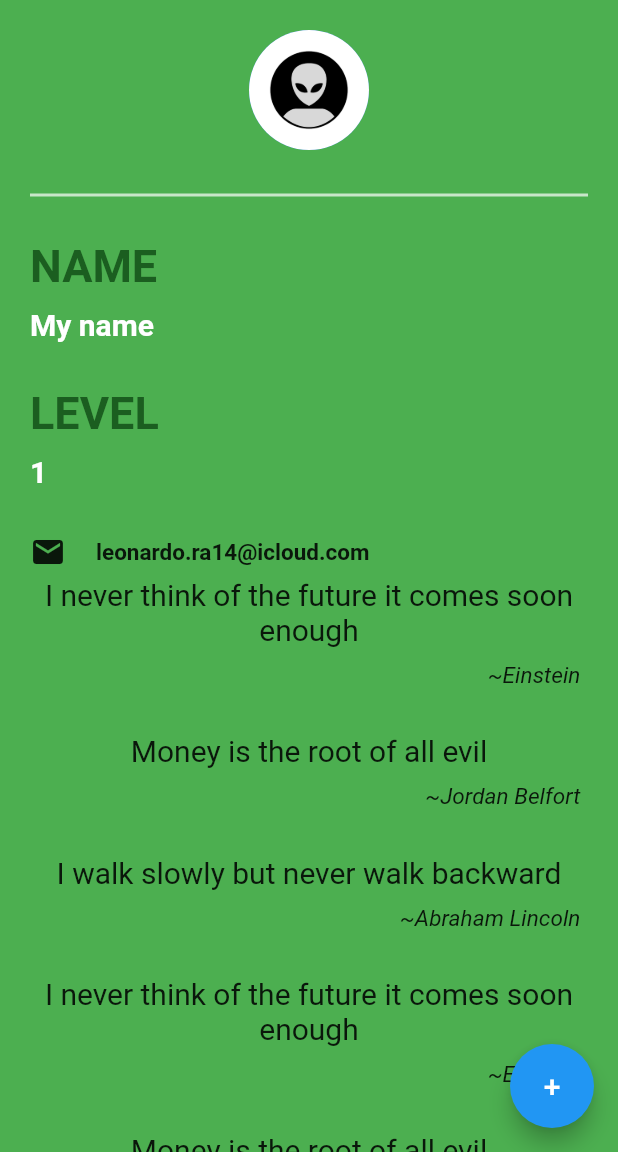
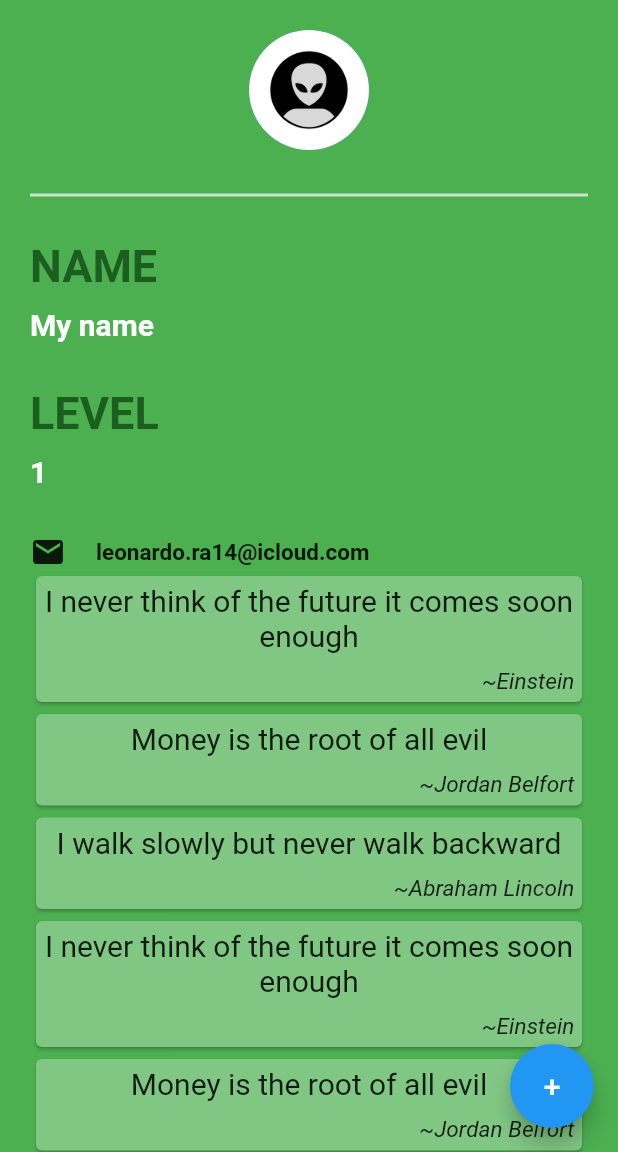
Before and after one commit to LnrdRmj/flutter_id_card, a Flutter app: the screen it shows after launch, after a tap on an icon or button, on a phone screen of 412 x 824 dp, the part 84-1236 px from its top. Run offline on Flutter 3.47's test engine with Material 2 defaults, Android fonts, the phone set to English and light mode, and no system bars.

Commit message:
Made a widget class for quotes

```diff
--- /dev/null
+++ b/lib/Quote/QuoteWidget.dart
@@ -0,0 +1,52 @@
+import 'package:flutter/cupertino.dart';
+import 'package:flutter/material.dart';
+
+import 'Quote.dart';
+
+class QuoteCard extends StatelessWidget {
+
+  final Quote quote;
+
+  const QuoteCard({
+    Key? key,
+    required this.quote
+  }) : super(key: key);
+
+  @override
+  Widget build(BuildContext context) {
+    return Card(
+      color: Colors.green[300],
+      child: Container(
+        child: Column(
+          crossAxisAlignment: CrossAxisAlignment.stretch,
+          children: [
+            Column(
+              crossAxisAlignment: CrossAxisAlignment.center,
+              children: [
+                Text(quote.text,
+                  style: const TextStyle(
+                      fontSize: 20
+                  ),
+                  textAlign: TextAlign.center,
+                ),
+              ],
+            ),
+            SizedBox(height: 10),
+            Column(
+              crossAxisAlignment: CrossAxisAlignment.end,
+              children: [
+                Text( '~' + quote.author,
+                  style: const TextStyle(
+                      fontSize: 15,
+                      fontStyle: FontStyle.italic
+                  ),
+                ),
+              ],
+            ),
+          ],
+        ),
+        margin: EdgeInsets.all(5),
+      ),
+    );
+  }
+}
--- a/lib/main.dart
+++ b/lib/main.dart
@@ -1,21 +1,22 @@
 import 'package:flutter/material.dart';
 
 import 'Quote/Quote.dart';
+import 'Quote/QuoteWidget.dart';
 
 void main() {
   runApp(const MaterialApp(
-    home: Card(),
+    home: IdCard(),
   ));
 }
 
-class Card extends StatefulWidget {
-  const Card({Key? key}) : super(key: key);
+class IdCard extends StatefulWidget {
+  const IdCard({Key? key}) : super(key: key);
 
   @override
-  State<Card> createState() => _CardState();
+  State<IdCard> createState() => _IdCardState();
 }
 
-class _CardState extends State<Card> {
+class _IdCardState extends State<IdCard> {
 
   int level = 0;
 
@@ -141,47 +142,10 @@ class _QuoteListState extends State<QuoteList> {
     Quote(text: 'I walk slowly but never walk backward', author: 'Abraham Lincoln'),
   ];
 
-  Widget quoteTemplate(Quote quote){
-
-      return Container(
-        child: Column(
-          crossAxisAlignment: CrossAxisAlignment.stretch,
-          children: [
-            Column(
-              crossAxisAlignment: CrossAxisAlignment.center,
-              children: [
-                Text(quote.text,
-                  style: const TextStyle(
-                      fontSize: 20
-                  ),
-                  textAlign: TextAlign.center,
-                ),
-              ],
-            ),
-            SizedBox(height: 10),
-            Column(
-              crossAxisAlignment: CrossAxisAlignment.end,
-              children: [
-                Text( '~' + quote.author,
-                  style: const TextStyle(
-                      fontSize: 15,
-                      fontStyle: FontStyle.italic
-                  ),
-                ),
-              ],
-            ),
-            SizedBox(height: 20),
-          ],
-        ),
-        margin: EdgeInsets.all(5),
-      );
-
-  }
-
   @override
   Widget build(BuildContext context) {
     return Column(
-      children: quotes.map((quote) => quoteTemplate(quote)).toList(),
+      children: quotes.map((quote) => QuoteCard(quote: quote)).toList(),
     );
   }
 }
```
